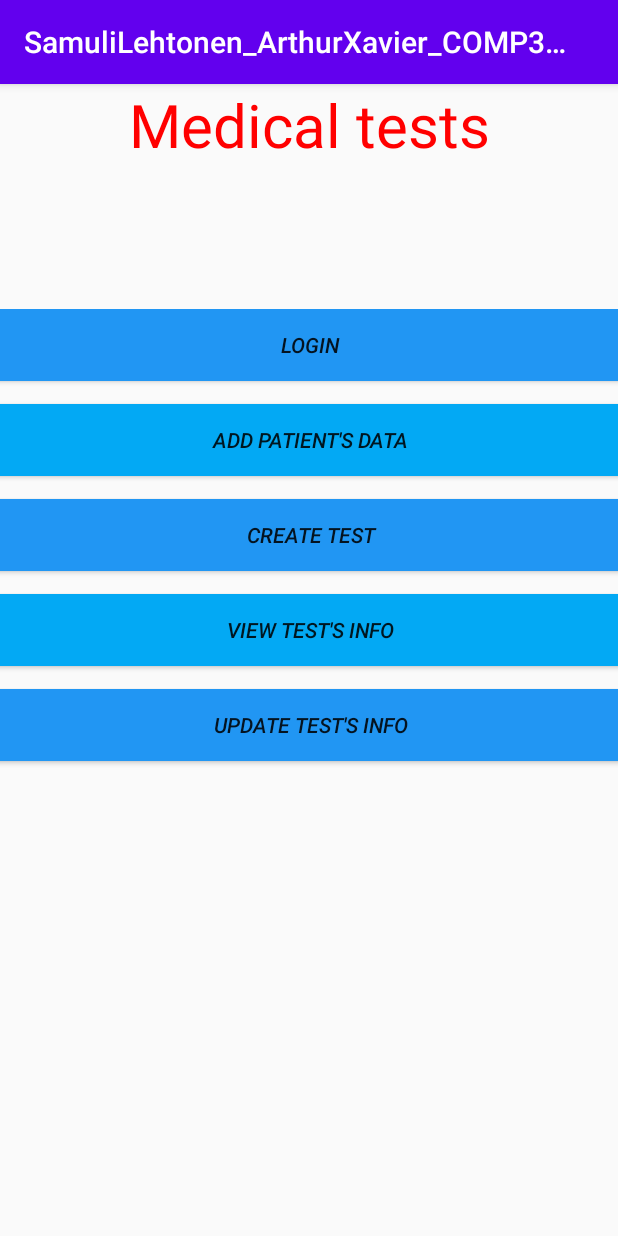
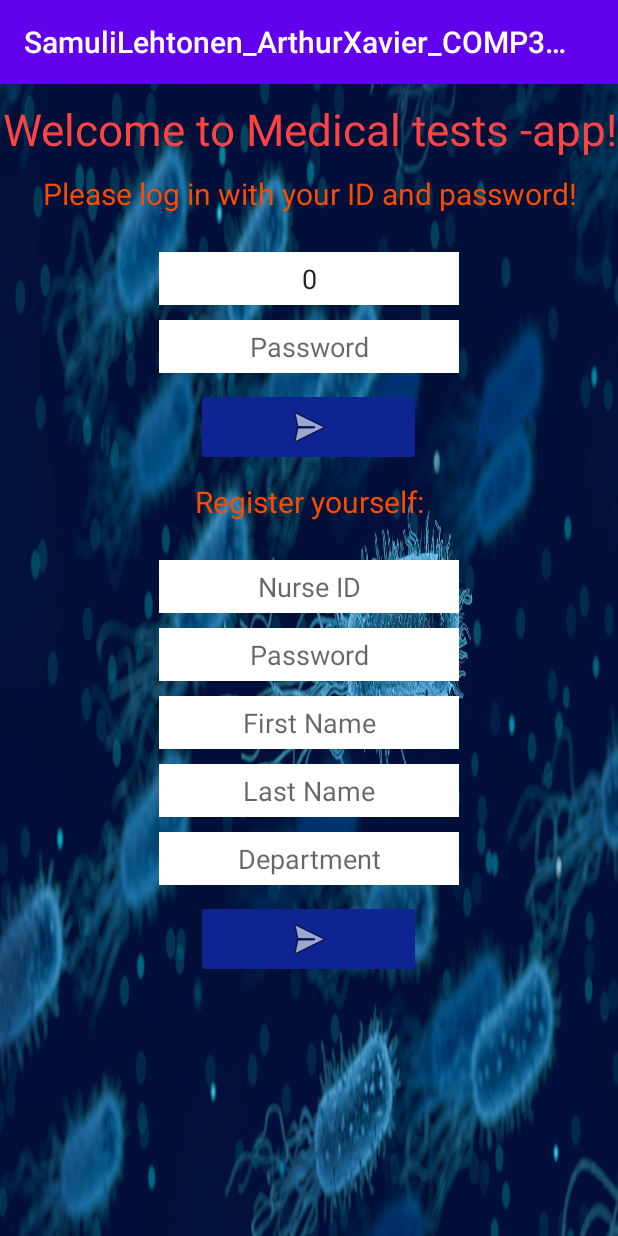
Before and after one commit to Cendukka/MobileApplicationAssignments4-6, an Android app: the screen it shows after launch (MainActivity before the commit, LoginActivity after it), on a phone screen of 412 x 824 dp. Run offline under Robolectric (Android 15) with nearby library versions, the phone set to English and light mode, and no system bars; our stand-ins replace Room's generated code.

Commit message:
Created login and registration activities
Created login and registration activities and functionality to save nurse's data in database and fetch it. Also Shared Preference variables created

```diff
--- /dev/null
+++ b/SamuliLehtonen_ArthurXavier_COMP304_Sec003_Lab4/app/src/main/java/com/example/samulilehtonen_arthurxavier_comp304_sec003_lab4/LoginActivity.java
@@ -0,0 +1,188 @@
+package com.example.samulilehtonen_arthurxavier_comp304_sec003_lab4;
+
+import androidx.appcompat.app.AppCompatActivity;
+import androidx.room.Room;
+
+import android.content.Context;
+import android.content.Intent;
+import android.content.SharedPreferences;
+import android.os.Bundle;
+import android.view.View;
+import android.widget.EditText;
+import android.widget.ImageButton;
+import android.widget.Toast;
+
+import java.util.List;
+
+import static java.lang.Integer.parseInt;
+
+public class LoginActivity extends AppCompatActivity {
+
+    EditText nurseIdLogin, nursePasswordLogin;
+    ImageButton loginButton;
+    EditText nurseIdRegister, nursePasswordRegister, nurseFirstName, nurseLastName, nurseDepartment;
+    ImageButton registerButton;
+
+    //Shared preference variables for ID and Password
+    public static final String SHARED_PREFS = "sharedPrefs";
+    public static final int NURSE_ID = 0;
+    public static final String NURSE_PASSWORD = "nursePassword";
+
+    //Loaded shared preference variables
+    private int prefVarNurseID = 0;
+    private String prefVarNursePassword = "";
+    //reference to the database
+    public static MedicalDatabase medicalDatabase;
+
+    @Override
+    protected void onCreate(Bundle savedInstanceState) {
+        super.onCreate(savedInstanceState);
+        setContentView(R.layout.activity_login);
+
+        //initialize views login
+        nurseIdLogin = (EditText) findViewById(R.id.idLoginField);
+        nursePasswordLogin = (EditText) findViewById(R.id.loginFieldPassword);
+        loginButton = (ImageButton) findViewById(R.id.logInButton);
+
+        //initialize views register
+        nurseIdRegister = (EditText) findViewById(R.id.idRegisterField);
+        nursePasswordRegister = (EditText) findViewById(R.id.registerFieldPassword);
+        nurseFirstName = (EditText) findViewById(R.id.registerFirstNameField);
+        nurseLastName = (EditText) findViewById(R.id.registerLastNameField);
+        nurseDepartment = (EditText) findViewById(R.id.registerDepartmentField);
+        registerButton = (ImageButton) findViewById(R.id.registerButton);
+
+        //Assign Database
+        medicalDatabase = Room.databaseBuilder(getApplicationContext(), MedicalDatabase.class, "MedicalDB").allowMainThreadQueries().build();
+
+        //Load preferenced variables and assign id to the login
+        getPreferenceData();
+        nurseIdLogin.setText(Integer.toString(prefVarNurseID));
+
+
+    }
+
+    @Override
+    protected void onStart() {
+        super.onStart();
+        //Load preferenced variables and assign id to the login
+        getPreferenceData();
+        nurseIdLogin.setText(Integer.toString(prefVarNurseID));
+    }
+
+    //create new use
+    public void createNewNurse(View view) {
+
+        //Get values of the EditText fields
+        String nurseIdString = nurseIdRegister.getText().toString();
+        String nursePassword = nursePasswordRegister.getText().toString();
+        String nurseFirstName = this.nurseFirstName.getText().toString();
+        String nurseLastName = this.nurseLastName.getText().toString();
+        String nurseDepartment = this.nurseDepartment.getText().toString();
+
+
+        //Bool for checking if nurseid is taken
+        boolean nurseIdTaken = false;
+        //Check all fields are filled
+        if (!nurseIdString.equals("") && !nursePassword.equals("") && !nurseFirstName.equals("") && !nurseLastName.equals("") && !nurseDepartment.equals("")) {
+            int nurseId = parseInt(nurseIdString);
+            //check that nurse ID is unique
+            List<Nurse> nurses = medicalDatabase.medicalAppDao().getNurses();
+            for (Nurse nrs : nurses) {
+                int usedID = nrs.getId();
+                System.out.println(usedID);
+                System.out.println(nurseId);
+                if (nurseId == usedID) {
+                    System.out.println(nurseIdTaken);
+                    nurseIdTaken = true;
+                    break;
+                }
+            }
+            System.out.println(nurseIdTaken);
+            //If given nurse id is unique
+            if (!nurseIdTaken) {
+                //create nurse object
+                Nurse nurse = new Nurse();
+                nurse.setId(nurseId);
+                nurse.setPassword(nursePassword);
+                nurse.setFirst_name(nurseFirstName);
+                nurse.setLast_name(nurseLastName);
+                nurse.setDepartment(nurseDepartment);
+                //push it in the database
+                medicalDatabase.medicalAppDao().addNurse(nurse);
+                Toast.makeText(getApplicationContext(), "User Added succesfully", Toast.LENGTH_LONG).show();
+
+                //clear the register textFields
+                nurseIdRegister.setText("");
+                nursePasswordRegister.setText("");
+                this.nurseFirstName.setText("");
+                this.nurseLastName.setText("");
+                this.nurseDepartment.setText("");
+            } else {
+                Toast.makeText(getApplicationContext(), "NurseID already taken!", Toast.LENGTH_LONG).show();
+            }
+        } else {
+            Toast.makeText(getApplicationContext(), "Fill all fields!", Toast.LENGTH_LONG).show();
+        }
+
+    }
+    //this method w
+    public void nurseLogin(View view) {
+        //Get values of the EditText fields
+        String nurseIdString = nurseIdLogin.getText().toString();
+        String nursePassword = nursePasswordLogin.getText().toString();
+
+        //Bool for checking if nurseid matches
+        boolean nurseIdMatch = false;
+        //Check all fields are filled
+        if (!nurseIdString.equals("") && !nursePassword.equals("")) {
+            int nurseId = parseInt(nurseIdString);
+            //check that nurse ID is unique
+            List<Nurse> nurses = medicalDatabase.medicalAppDao().getNurses();
+            for (Nurse nrs : nurses) {
+                int usedID = nrs.getId();
+                String usedPass = nrs.getPassword();
+                if (nurseId == usedID && nursePassword.equals(usedPass)) {
+                    nurseIdMatch = true;
+                    break;
+                }
+            }
+
+            //If given nurse id and password match
+            if (nurseIdMatch) {
+                //Log in succesfully and save variables
+                savePreferenceData(nurseId,nursePassword);
+
+                Toast.makeText(getApplicationContext(), "Logged in succesfully", Toast.LENGTH_LONG).show();
+                //clear the register textFields
+                nurseIdLogin.setText("");
+                nursePasswordLogin.setText("");
+
+                Intent intent = new Intent(this, MainActivity.class);
+                startActivity(intent);
+            } else {
+                Toast.makeText(getApplicationContext(), "Given ID and password doesn't match", Toast.LENGTH_LONG).show();
+            }
+
+        } else {
+            Toast.makeText(getApplicationContext(), "Fill all fields!", Toast.LENGTH_LONG).show();
+        }
+    }
+    //this method will save the data,
+    // that needs to be shared preference variable during succesfull login
+    public void savePreferenceData(int saveNurseId, String saveNursePassword){
+        SharedPreferences sharedPreferences = getSharedPreferences(SHARED_PREFS, MODE_PRIVATE);
+        SharedPreferences.Editor editor = sharedPreferences.edit();
+
+        editor.putInt(String.valueOf(NURSE_ID),saveNurseId);
+        editor.putString(NURSE_PASSWORD,saveNursePassword);
+        editor.apply();
+    }
+    //this method will load the shared preferenced values during onCreate() method
+    public void getPreferenceData(){
+        SharedPreferences sharedPreferences = getSharedPreferences(SHARED_PREFS, MODE_PRIVATE);
+        prefVarNurseID = sharedPreferences.getInt(String.valueOf(NURSE_ID),0);
+        prefVarNursePassword = sharedPreferences.getString(NURSE_PASSWORD, "");
+    }
+
+}
--- /dev/null
+++ b/SamuliLehtonen_ArthurXavier_COMP304_Sec003_Lab4/app/src/main/java/com/example/samulilehtonen_arthurxavier_comp304_sec003_lab4/MedicalAppDao.java
@@ -0,0 +1,25 @@
+package com.example.samulilehtonen_arthurxavier_comp304_sec003_lab4;
+/*
+* This is Data access object,
+*   which hold functions which activities can use to communicate with database.
+ */
+
+import androidx.room.Dao;
+import androidx.room.Insert;
+import androidx.room.Query;
+
+import java.util.List;
+
+@Dao
+public interface MedicalAppDao {
+    @Insert
+    public void addPatient(Patient patient);
+    @Insert
+    public void addTest(Test test);
+    @Insert
+    public void addNurse(Nurse nurse);
+
+    @Query("select * from nurse")
+    public List<Nurse> getNurses();
+
+}
--- /dev/null
+++ b/SamuliLehtonen_ArthurXavier_COMP304_Sec003_Lab4/app/src/main/java/com/example/samulilehtonen_arthurxavier_comp304_sec003_lab4/MedicalDatabase.java
@@ -0,0 +1,10 @@
+package com.example.samulilehtonen_arthurxavier_comp304_sec003_lab4;
+
+import androidx.room.Database;
+import androidx.room.RoomDatabase;
+
+
+@Database(entities = {Patient.class, Test.class, Nurse.class}, version = 1,exportSchema = false)
+public abstract class MedicalDatabase extends RoomDatabase {
+    public abstract MedicalAppDao medicalAppDao();
+}
--- /dev/null
+++ b/SamuliLehtonen_ArthurXavier_COMP304_Sec003_Lab4/app/src/main/res/layout/activity_login.xml
@@ -0,0 +1,146 @@
+<?xml version="1.0" encoding="utf-8"?>
+<LinearLayout xmlns:android="http://schemas.android.com/apk/res/android"
+    xmlns:app="http://schemas.android.com/apk/res-auto"
+    xmlns:tools="http://schemas.android.com/tools"
+    android:layout_width="match_parent"
+    android:layout_height="match_parent"
+    android:orientation="vertical"
+    tools:context=".LoginActivity"
+    android:gravity="center_horizontal"
+    android:background="@drawable/bacteria">
+
+    <TextView
+        android:id="@+id/appLoginTitle"
+        android:layout_width="match_parent"
+        android:layout_height="wrap_content"
+        android:paddingTop="10dp"
+        android:text="@string/medical_tests_login"
+        android:textAlignment="center"
+        android:textColor="#FF4343"
+        android:textSize="29sp"
+        app:layout_constraintEnd_toEndOf="parent"
+        app:layout_constraintStart_toStartOf="parent"
+        app:layout_constraintTop_toTopOf="parent" />
+
+    <TextView
+        android:id="@+id/loginInfo"
+        android:layout_width="match_parent"
+        android:layout_height="wrap_content"
+        android:paddingTop="10dp"
+        android:text="@string/medical_tests_login_info"
+        android:textAlignment="center"
+        android:textColor="#FA4B00"
+        android:textSize="20sp"
+        app:layout_constraintEnd_toEndOf="parent"
+        app:layout_constraintStart_toStartOf="parent"
+        app:layout_constraintTop_toTopOf="parent" />
+
+    <EditText
+        android:id="@+id/idLoginField"
+        android:layout_width="200dp"
+        android:layout_height="35dp"
+        android:layout_marginTop="25dp"
+        android:layout_marginBottom="10dp"
+        android:background="#ffffff"
+        android:ems="10"
+        android:hint="@string/loginIdFieldHint"
+        android:inputType="number"
+        android:textAlignment="center"/>
+
+    <EditText
+        android:id="@+id/loginFieldPassword"
+        android:layout_width="200dp"
+        android:layout_height="35dp"
+        android:layout_marginBottom="10dp"
+        android:background="#ffffff"
+        android:ems="10"
+        android:hint="@string/loginFieldPasswordHint"
+        android:inputType="textPassword"
+        android:textAlignment="center"/>
+
+    <ImageButton
+        android:id="@+id/logInButton"
+        android:layout_width="150dp"
+        android:layout_height="wrap_content"
+        android:backgroundTint="#0E2493"
+        android:textAlignment="textEnd"
+        app:srcCompat="@android:drawable/ic_menu_send"
+        android:onClick="nurseLogin"/>
+
+    <TextView
+        android:id="@+id/registerUserText"
+        android:layout_width="match_parent"
+        android:layout_height="wrap_content"
+        android:paddingTop="10dp"
+        android:text="@string/register_yourself_text"
+        android:textAlignment="center"
+        android:textColor="#FA4B00"
+        android:textSize="20sp"
+        app:layout_constraintEnd_toEndOf="parent"
+        app:layout_constraintStart_toStartOf="parent"
+        app:layout_constraintTop_toTopOf="parent" />
+
+    <EditText
+        android:id="@+id/idRegisterField"
+        android:layout_width="200dp"
+        android:layout_height="35dp"
+        android:layout_marginTop="25dp"
+        android:layout_marginBottom="10dp"
+        android:background="#ffffff"
+        android:ems="10"
+        android:hint="@string/loginIdFieldHint"
+        android:inputType="number"
+        android:textAlignment="center"/>
+
+    <EditText
+        android:id="@+id/registerFieldPassword"
+        android:layout_width="200dp"
+        android:layout_height="35dp"
+        android:layout_marginBottom="10dp"
+        android:background="#ffffff"
+        android:ems="10"
+        android:hint="@string/loginFieldPasswordHint"
+        android:inputType="textPassword"
+        android:textAlignment="center"/>
+    <EditText
+        android:id="@+id/registerFirstNameField"
+        android:layout_width="200dp"
+        android:layout_height="35dp"
+        android:layout_marginBottom="10dp"
+        android:background="#ffffff"
+        android:ems="10"
+        android:hint="@string/first_name"
+        android:inputType="text"
+        android:textAlignment="center"/>
+    <EditText
+        android:id="@+id/registerLastNameField"
+        android:layout_width="200dp"
+        android:layout_height="35dp"
+        android:layout_marginBottom="10dp"
+        android:background="#ffffff"
+        android:ems="10"
+        android:hint="@string/last_name"
+        android:inputType="text"
+        android:textAlignment="center"/>
+    <EditText
+        android:id="@+id/registerDepartmentField"
+        android:layout_width="200dp"
+        android:layout_height="35dp"
+        android:layout_marginBottom="10dp"
+        android:background="#ffffff"
+        android:ems="10"
+        android:hint="@string/department"
+        android:inputType="text"
+        android:textAlignment="center"/>
+
+    <ImageButton
+        android:id="@+id/registerButton"
+        android:layout_width="150dp"
+        android:layout_height="wrap_content"
+        android:backgroundTint="#0E2493"
+        android:textAlignment="textEnd"
+        app:srcCompat="@android:drawable/ic_menu_send"
+        android:onClick="createNewNurse"/>
+
+
+</LinearLayout>
--- a/SamuliLehtonen_ArthurXavier_COMP304_Sec003_Lab4/app/src/main/res/values/strings.xml
+++ b/SamuliLehtonen_ArthurXavier_COMP304_Sec003_Lab4/app/src/main/res/values/strings.xml
@@ -1,6 +1,8 @@
 <resources>
     <string name="app_name">SamuliLehtonen_ArthurXavier_COMP304_Sec003_Lab4</string>
     <string name="medical_tests">Medical tests</string>
+    <string name="medical_tests_login">Welcome to Medical tests -app!</string>
+    <string name="medical_tests_login_info"> Please log in with your ID and password!</string>
     <string name="login">Login</string>
     <string name="patient_activity">Add patient\'s data</string>
     <string name="test_activity">Create test</string>
@@ -16,4 +18,11 @@
     <string name="invalid_password">Password must be >5 characters</string>
     <string name="login_failed">"Login failed"</string>
     <string name="title_activity_update_info">Sign in</string>
+    <string name="title_activity_login">Sign in</string>
+    <string name="loginIdFieldHint">Nurse ID</string>
+    <string name="loginFieldPasswordHint">Password</string>
+    <string name="register_yourself_text">Register yourself:</string>
+    <string name="first_name">First Name</string>
+    <string name="last_name">Last Name</string>
+    <string name="department">Department</string>
 </resources>
```
Also changed, not shown: SamuliLehtonen_ArthurXavier_COMP304_Sec003_Lab4/app/src/main/AndroidManifest.xml (+7 -2 lines), SamuliLehtonen_ArthurXavier_COMP304_Sec003_Lab4/app/src/main/java/com/example/samulilehtonen_arthurxavier_comp304_sec003_lab4/Nurse.java (added, +70 -0 lines), SamuliLehtonen_ArthurXavier_COMP304_Sec003_Lab4/app/src/main/java/com/example/samulilehtonen_arthurxavier_comp304_sec003_lab4/Patient.java (added, +77 -0 lines), SamuliLehtonen_ArthurXavier_COMP304_Sec003_Lab4/app/src/main/java/com/example/samulilehtonen_arthurxavier_comp304_sec003_lab4/Test.java (added, +110 -0 lines), SamuliLehtonen_ArthurXavier_COMP304_Sec003_Lab4/app/src/main/java/com/example/samulilehtonen_arthurxavier_comp304_sec003_lab4/TestActivity.java (added, +14 -0 lines), SamuliLehtonen_ArthurXavier_COMP304_Sec003_Lab4/app/src/main/java/com/example/samulilehtonen_arthurxavier_comp304_sec003_lab4/UpdateInfoActivity.java (added, +14 -0 lines), SamuliLehtonen_ArthurXavier_COMP304_Sec003_Lab4/app/src/main/java/com/example/samulilehtonen_arthurxavier_comp304_sec003_lab4/ViewTestInfoActivity.java (added, +14 -0 lines), SamuliLehtonen_ArthurXavier_COMP304_Sec003_Lab4/app/src/main/res/layout/activity_test.xml (added, +9 -0 lines), SamuliLehtonen_ArthurXavier_COMP304_Sec003_Lab4/app/src/main/res/layout/activity_update_info.xml (added, +9 -0 lines), SamuliLehtonen_ArthurXavier_COMP304_Sec003_Lab4/app/src/main/res/layout/activity_view_test_info.xml (added, +9 -0 lines), SamuliLehtonen_ArthurXavier_COMP304_Sec003_Lab4/app/src/main/res/drawable-v24/bacteria.jpg (added).
